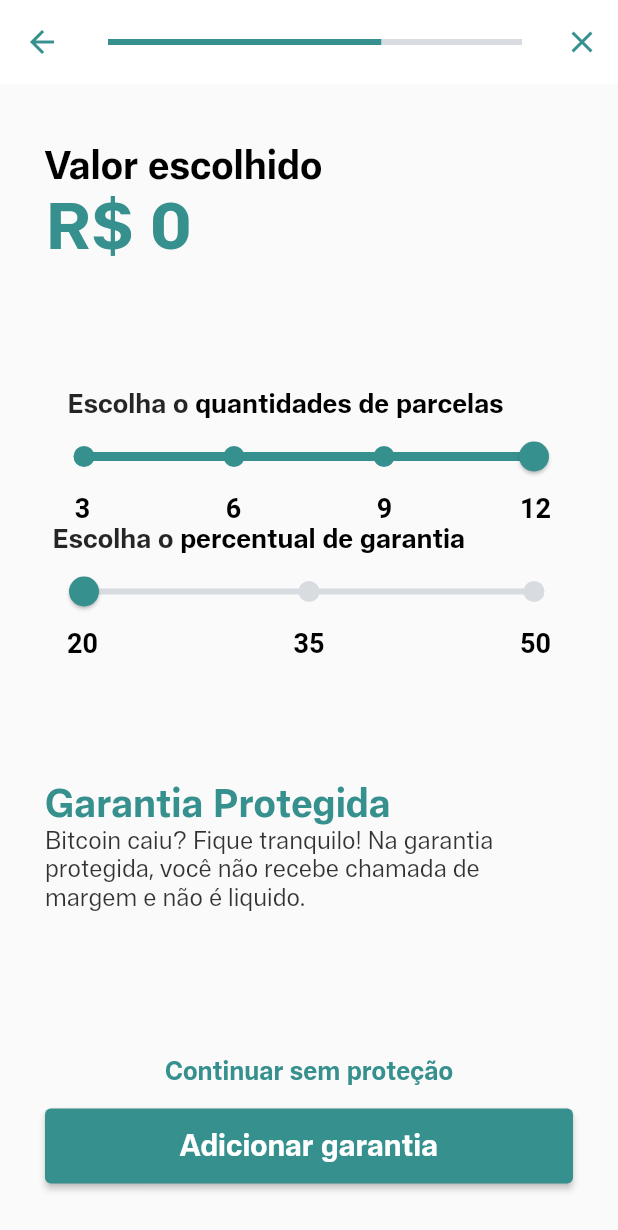
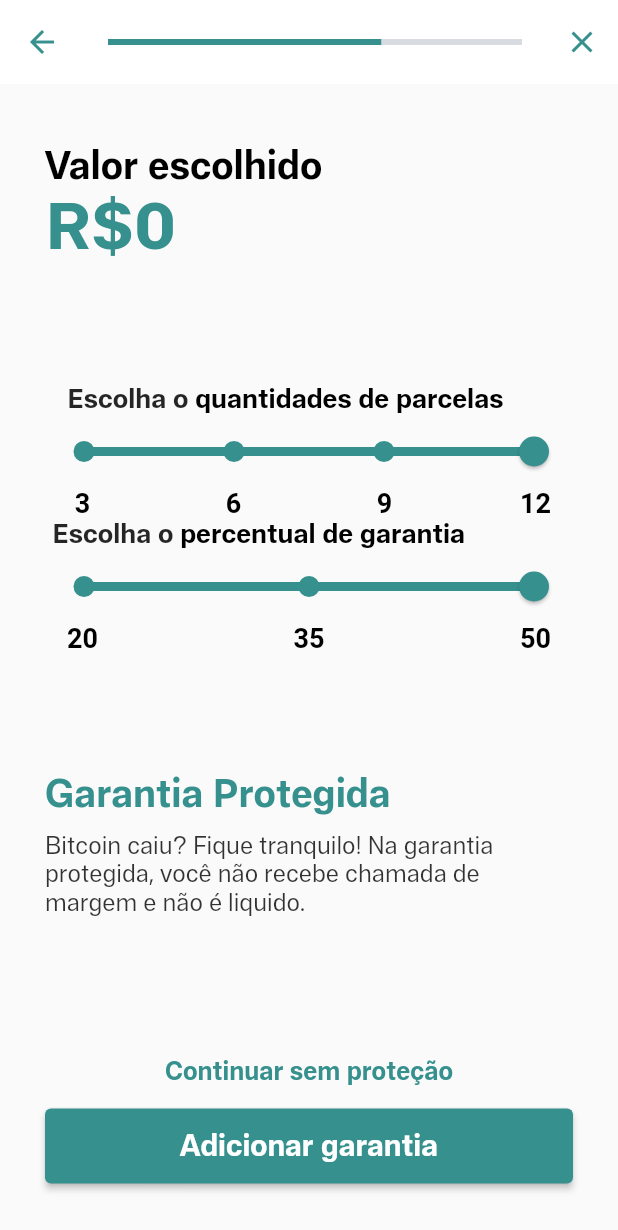
Before and after one commit to artbarbosa/credit_simulator, a Flutter app: the InputOptionsPage screen opened directly with empty values, after a tap on "Continuar sem proteção", on a phone screen of 412 x 824 dp. Shown: the top 1230 px of the screen. Run offline on Flutter 3.47's test engine with Material 2 defaults, Android fonts, the phone set to English and light mode, and no system bars; our stand-ins replace dio, get_it; accounts and stored records are empty.

Commit message:
Initial Commit

```diff
--- a/lib/src/modules/credit/submodules/simulator_credit/ui/input_options/page/input_options_page.dart
+++ b/lib/src/modules/credit/submodules/simulator_credit/ui/input_options/page/input_options_page.dart
@@ -44,7 +44,7 @@ class _InputOptionsPageState extends State<InputOptionsPage> {
                 const Text('Valor escolhido',
                     style: AppTextStylesConst.titlesBlack),
                 Text(
-                    'R\$ ${FormatDoubleDecimal.call(widget.arguments.amountCreditModel.amount)}',
+                    'R\$${FormatDoubleDecimal.call(widget.arguments.amountCreditModel.amount)}',
                     style: AppTextStylesConst.numberTitle),
               ],
             ),
@@ -94,7 +94,7 @@ class _InputOptionsPageState extends State<InputOptionsPage> {
               maxValue: 50,
               divisions: 2,
               labelBottom: const ['20', '35', '50'],
-              currentSliderValue: 20,
+              currentSliderValue: 50,
               onChanged: (value) {
                 controller.onChangeLtv(value);
               },
@@ -104,6 +104,7 @@ class _InputOptionsPageState extends State<InputOptionsPage> {
               'Garantia Protegida',
               style: AppTextStylesConst.titlesPrimary,
             ),
+            const SizedBox(height: 10),
             Text(
               'Bitcoin caiu? Fique tranquilo! Na garantia protegida, você não recebe chamada de margem e não é liquido.',
               style: AppTextStylesConst.subtitlesRegular,
@@ -119,12 +120,14 @@ class _InputOptionsPageState extends State<InputOptionsPage> {
                   controller.setHasProtected(false);
                   Navigator.of(context).pushNamed(
                     '/creditResult',
-                    arguments: PostCreditModel(
-                      user: widget.arguments.user,
-                      amount: widget.arguments.amountCreditModel.amount,
-                      ltv: controller.ltv,
-                      term: controller.term,
-                      hasProtectedCollateral: controller.hasProtected,
+                    arguments: CreditResultArguments(
+                      postCreditModel: PostCreditModel(
+                        user: widget.arguments.user,
+                        amount: widget.arguments.amountCreditModel.amount,
+                        ltv: controller.ltv,
+                        term: controller.term,
+                        hasProtectedCollateral: controller.hasProtected,
+                      ),
                     ),
                   );
                 },
```
